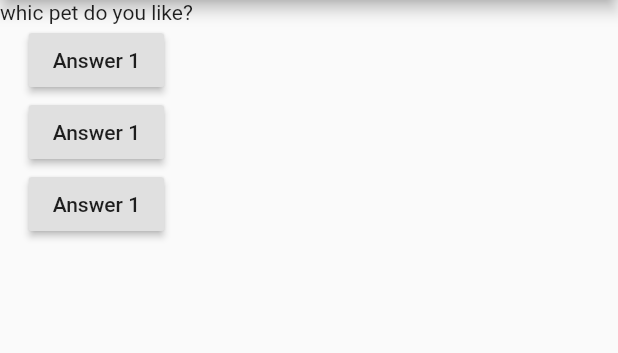
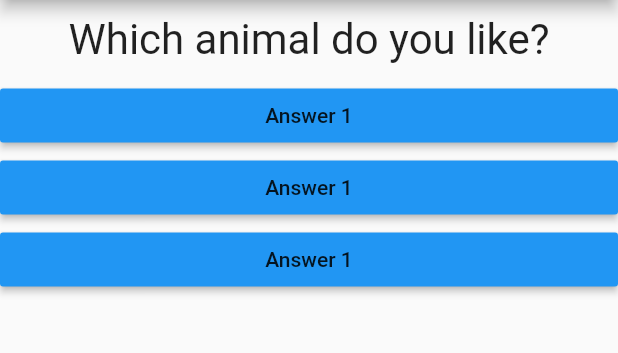
Before and after one commit to PoojanPanchal/flutter-apps, a Flutter app: the screen it shows after launch, after a tap on "Answer 1", on a phone screen of 412 x 824 dp, the part 84-437 px from its top. Run offline on Flutter 3.47's test engine with Material 2 defaults, Android fonts, the phone set to English and light mode, and no system bars.

Commit message:
q and a app

```diff
--- /dev/null
+++ b/first_app/lib/answer.dart
@@ -0,0 +1,19 @@
+import 'package:flutter/material.dart';
+
+class Answer extends StatelessWidget {
+  final Function selectHandler;
+
+  Answer(this.selectHandler);
+
+  @override
+  Widget build(BuildContext context) {
+    return Container(
+      width: double.infinity,
+      child: RaisedButton(
+        color: Colors.blue,
+        child: Text('Answer 1'),
+        onPressed: selectHandler,
+      ),
+    );
+  }
+}
--- a/first_app/lib/main.dart
+++ b/first_app/lib/main.dart
@@ -1,4 +1,7 @@
 import 'package:flutter/material.dart';
+
+import './question.dart';
+import './answer.dart';
 
 void main() => runApp(MyApp());
 
@@ -11,20 +14,20 @@ class MyApp extends StatefulWidget {
 }
 
 class MyAppState extends State<MyApp> {
-  var questionIndex = 0;
-  void answerQuestion() {
+  var _questionIndex = 0;
+  void _answerQuestion() {
     setState(() {
-      questionIndex = questionIndex + 1;
+      _questionIndex = _questionIndex + 1;
     });
 
-    print(questionIndex);
+    print(_questionIndex);
   }
 
   @override
   Widget build(BuildContext context) {
     var questions = [
-      'What\'s your fav color?',
-      'whic pet do you like?',
+      'What\'s your favorite color?',
+      'Which animal do you like?',
     ];
     var materialApp = MaterialApp(
         home: Scaffold(
@@ -33,18 +36,12 @@ class MyAppState extends State<MyApp> {
       ),
       body: Column(
         children: [
-          Text(
-            questions[questionIndex],
+          Question(
+            questions[_questionIndex],
           ),
-          RaisedButton(child: Text('Answer 1'), onPressed: answerQuestion),
-          RaisedButton(
-            child: Text('Answer 1'),
-            onPressed: () => print('Answer 2 chosen!'),
-          ),
-          RaisedButton(
-            child: Text('Answer 1'),
-            onPressed: answerQuestion,
-          ),
+          Answer(_answerQuestion),
+          Answer(_answerQuestion),
+          Answer(_answerQuestion),
         ],
       ),
     ));
--- /dev/null
+++ b/first_app/lib/question.dart
@@ -0,0 +1,20 @@
+import 'package:flutter/material.dart';
+
+class Question extends StatelessWidget {
+  final String questionText;
+
+  Question(this.questionText);
+
+  @override
+  Widget build(BuildContext context) {
+    return Container(
+      width: double.infinity,
+      margin: EdgeInsets.all(10),
+      child: Text(
+        questionText,
+        style: TextStyle(fontSize: 28),
+        textAlign: TextAlign.center,
+      ),
+    );
+  }
+}
```
